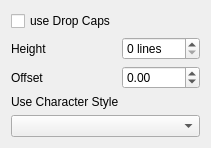
Above: scribus/ui/propertywidget_dropcapbase.ui from scribusproject/scribus before the change. Below: the same form after it.
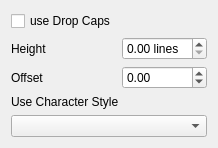
That is the form after the change. Custom widgets are drawn as their Qt base class.

Diff of the .ui file:
```diff
--- a/scribus/ui/propertywidget_dropcapbase.ui
+++ b/scribus/ui/propertywidget_dropcapbase.ui
@@ -25,7 +25,7 @@
     </widget>
    </item>
    <item row="1" column="1">
-    <widget class="QSpinBox" name="dropCapLines">
+    <widget class="ScrSpinBox" name="dropCapLines">
      <property name="suffix">
       <string> lines</string>
      </property>
```
